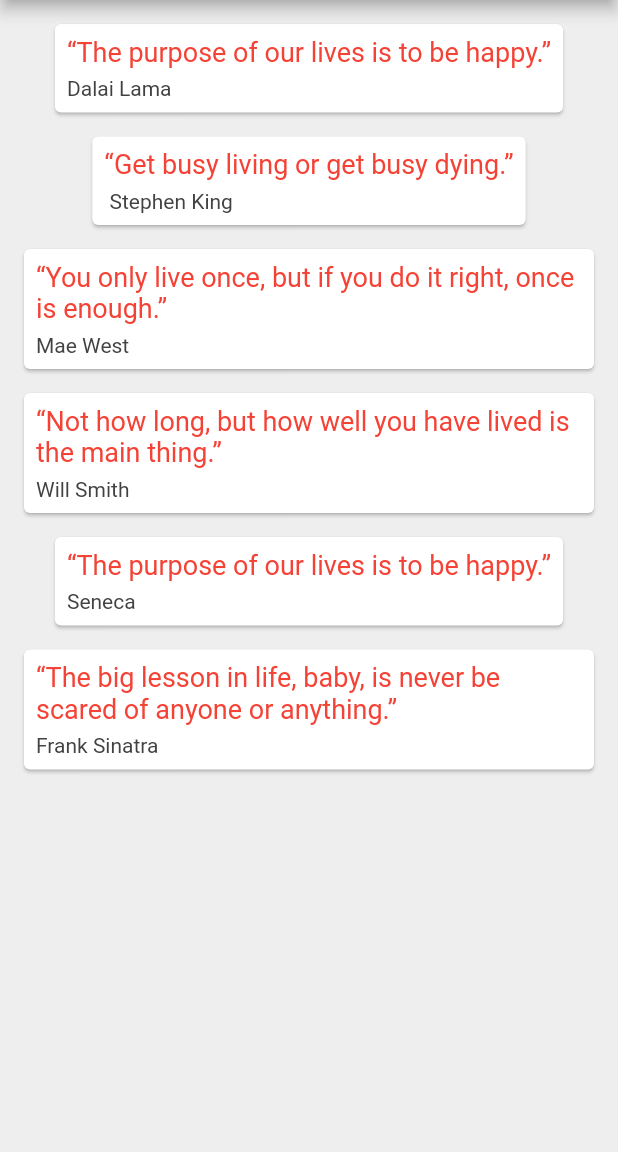
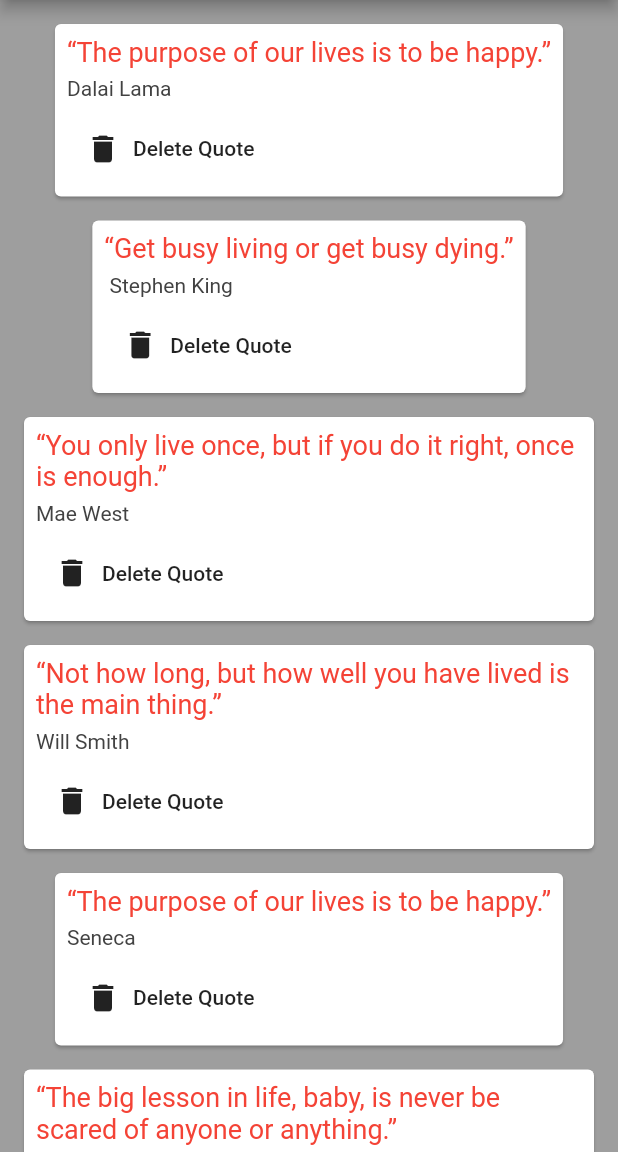
Before and after one commit to pankajatgithub/flutter_Quotelist_app, a Flutter app: the screen it shows after launch, on a phone screen of 412 x 824 dp, the part 84-1236 px from its top. Run offline on Flutter 3.47's test engine with Material 2 defaults, Android fonts, the phone set to English and light mode, and no system bars.

Commit message:
Functions as a parameter

```diff
--- a/lib/main.dart
+++ b/lib/main.dart
@@ -1,5 +1,6 @@
 import 'package:flutter/material.dart';
 import 'quote.dart';
+import 'quote_card.dart';
 
 void main() {
   runApp(MaterialApp(
@@ -11,35 +12,8 @@ class QuoteList extends StatefulWidget {
   _QuoteListState createState() => _QuoteListState();
 }
 
-Widget quoteTemplate(Quote){
-  return Card(
-    margin: EdgeInsets.fromLTRB(16.0,16.0,16.0,0.0),
-    child: Padding(
-      padding: const EdgeInsets.all(8.0),
-      child: Column(
-        crossAxisAlignment: CrossAxisAlignment.start,
-        children: [
-          Text(
-            Quote.text,
-            style: TextStyle(
-              fontSize: 18.0,
-              color: Colors.red[500]
-            ),
-          ),
-          SizedBox(height: 6.0),
-          Text(
-            Quote.author,
-            style: TextStyle(
-              fontSize: 14.0,
-              color: Colors.grey[800]
-            ),
-          )
 
-                ],
-      ),
-    ),
-  );
-}
+
 
 class _QuoteListState extends State<QuoteList> {
   List<Quote> Quotes = [
@@ -53,14 +27,23 @@ class _QuoteListState extends State<QuoteList> {
   @override
   Widget build(BuildContext context) {
     return Scaffold(
-      backgroundColor: Colors.grey[200],
+
+      backgroundColor: Colors.grey[500],
       appBar: AppBar(
         title: Text("Awesome Quotes"),
         centerTitle: true,
         backgroundColor: Colors.redAccent
       ),
+
       body: Column(
-        children:Quotes.map((getQuote) =>quoteTemplate(getQuote)).toList(),
+        children:Quotes.map((getQuote) =>QuoteCard(
+            quote:getQuote,
+          delete:(){
+              setState(() {
+                Quotes.remove(getQuote);
+              });
+          }
+        )).toList(),
       ),
 
     );
--- /dev/null
+++ b/lib/quote_card.dart
@@ -0,0 +1,46 @@
+
+import 'package:flutter/material.dart';
+import 'quote.dart';
+class QuoteCard extends StatelessWidget
+{
+  final Quote quote;
+  final Function delete;
+  QuoteCard({ this.quote,this.delete}) ;
+
+  @override
+  Widget build(BuildContext context) {
+    return Card(
+      margin: EdgeInsets.fromLTRB(16.0,16.0,16.0,0.0),
+      child: Padding(
+        padding: const EdgeInsets.all(8.0),
+        child: Column(
+          crossAxisAlignment: CrossAxisAlignment.start,
+          children: [
+            Text(
+              quote.text,
+              style: TextStyle(
+                  fontSize: 18.0,
+                  color: Colors.red[500]
+              ),
+            ),
+            SizedBox(height: 6.0),
+            Text(
+              quote.author,
+              style: TextStyle(
+                  fontSize: 14.0,
+                  color: Colors.grey[800]
+              ),
+            ),
+            SizedBox(height:8.0),
+            FlatButton.icon(
+                onPressed: delete,
+                label: Text("Delete Quote"),
+                icon: Icon(Icons.delete),
+
+),
+          ],
+        ),
+      ),
+    );
+  }
+}
```
